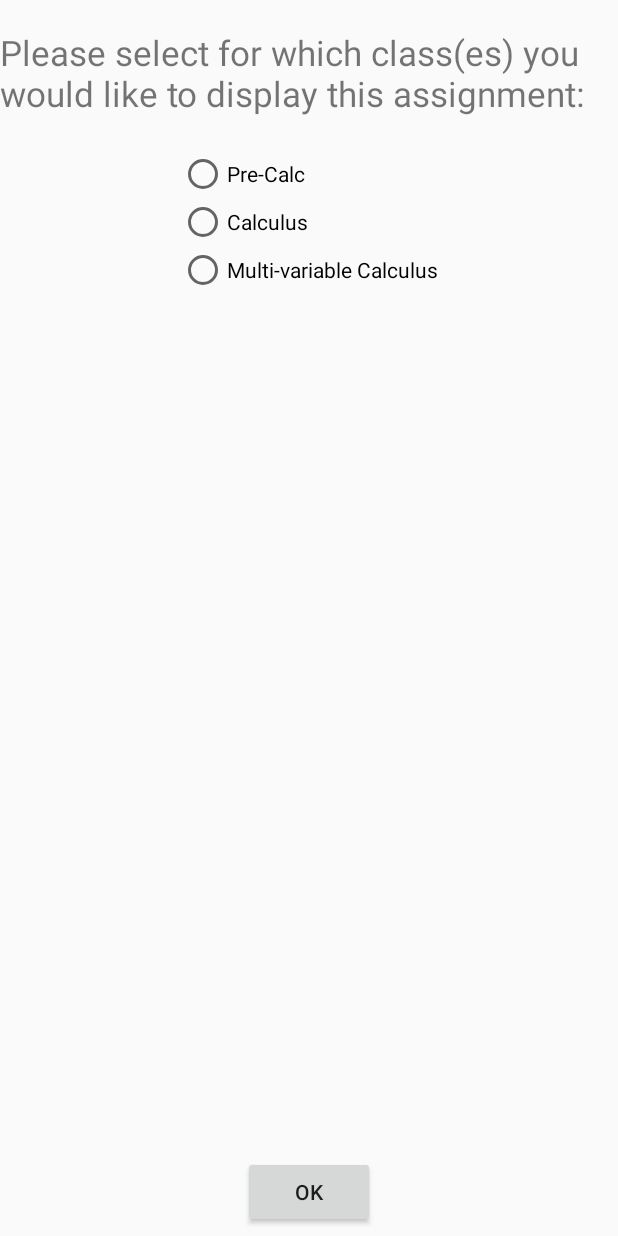
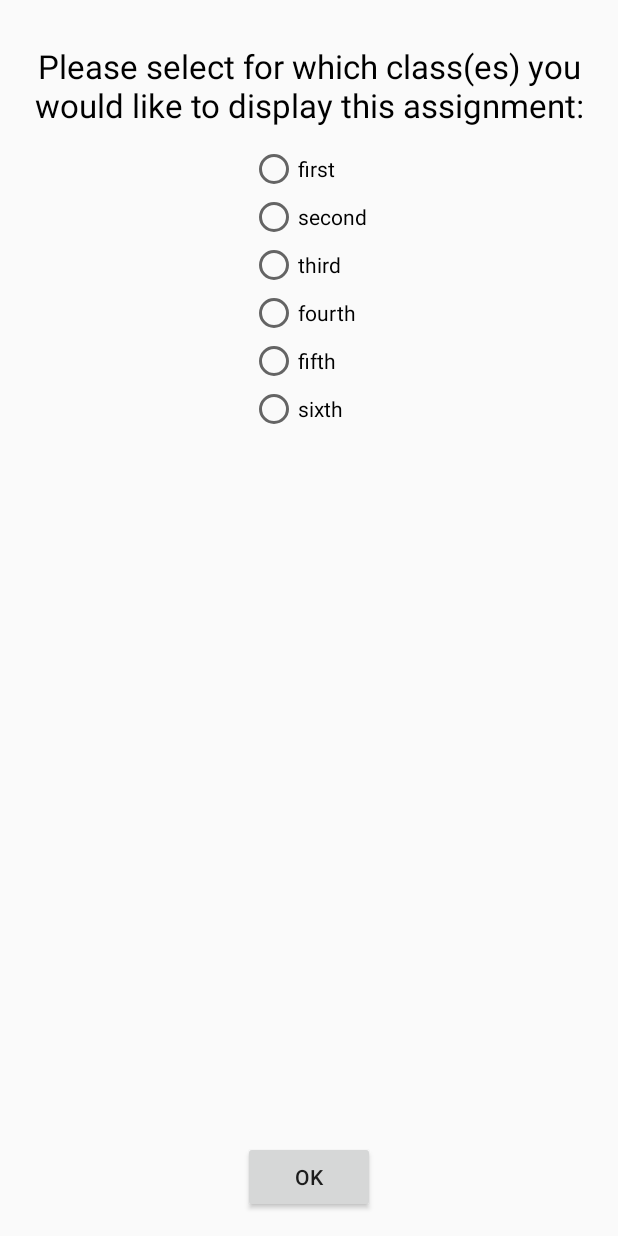
Before and after one commit to WillyWoosley/SchoolUtility, an Android app: the layout homework_assign_class.xml on its own in the app's theme, with its tools: preview values and no code run, on a phone screen of 412 x 824 dp. Run offline under Robolectric (Android 15) with nearby library versions, the phone set to English and light mode, and no system bars.

Commit message:
modified layouts for classes

```diff
--- a/app/src/main/java/com/pacificcollegiate/dialogs/DialogAssignClass.java
+++ b/app/src/main/java/com/pacificcollegiate/dialogs/DialogAssignClass.java
@@ -25,6 +25,7 @@ public class DialogAssignClass extends DialogFragment {
 
         //TODO: You are here
 
+
         return builder.create();
     }
 }
--- a/app/src/main/res/layout/homework_assign_class.xml
+++ b/app/src/main/res/layout/homework_assign_class.xml
@@ -1,6 +1,7 @@
 <?xml version="1.0" encoding="utf-8"?>
 <RelativeLayout xmlns:android="http://schemas.android.com/apk/res/android"
-    android:layout_width="match_parent" android:layout_height="match_parent">
+    android:layout_width="match_parent" android:layout_height="match_parent"
+    android:layout_margin="10dp">
 
     <TextView
         android:text="@string/select_class"
@@ -10,35 +11,58 @@
         android:id="@+id/textView2"
         android:layout_alignParentTop="true"
         android:layout_centerHorizontal="true"
-        android:textSize="23sp" />
+        android:gravity="center"
+        android:textColor="@android:color/black"
+        android:textSize="22sp" />
 
     <RadioGroup
         android:layout_width="wrap_content"
         android:layout_height="wrap_content"
         android:layout_below="@+id/textView2"
         android:layout_centerHorizontal="true"
-        android:layout_marginTop="22dp" >
+        android:layout_marginTop="12dp" >
 
         <RadioButton
-            android:text="@string/pre_calc"
+            android:id="@+id/classAssignFirst"
+            android:text="first"
             android:layout_width="wrap_content"
             android:layout_height="wrap_content"
-            android:id="@+id/radioButton9"
             android:layout_weight="1" />
 
         <RadioButton
-            android:text="@string/calculus"
+            android:id="@+id/classAssignSecond"
+            android:text="second"
             android:layout_width="wrap_content"
             android:layout_height="wrap_content"
-            android:id="@+id/radioButton8"
             android:layout_weight="1" />
 
         <RadioButton
-            android:id="@+id/radioButton7"
+            android:id="@+id/classAssignThird"
             android:layout_width="wrap_content"
             android:layout_height="wrap_content"
             android:layout_weight="1"
-            android:text="@string/multi" />
+            android:text="third" />
+
+        <RadioButton
+            android:id="@+id/classAssignFourth"
+            android:layout_width="wrap_content"
+            android:layout_height="wrap_content"
+            android:layout_weight="1"
+            android:text="fourth" />
+
+        <RadioButton
+            android:id="@+id/classAssignFifth"
+            android:layout_width="wrap_content"
+            android:layout_height="wrap_content"
+            android:layout_weight="1"
+            android:text="fifth" />
+
+        <RadioButton
+            android:id="@+id/classAssignSixth"
+            android:layout_width="wrap_content"
+            android:layout_height="wrap_content"
+            android:layout_weight="1"
+            android:text="sixth" />
 
     </RadioGroup>
 
```
